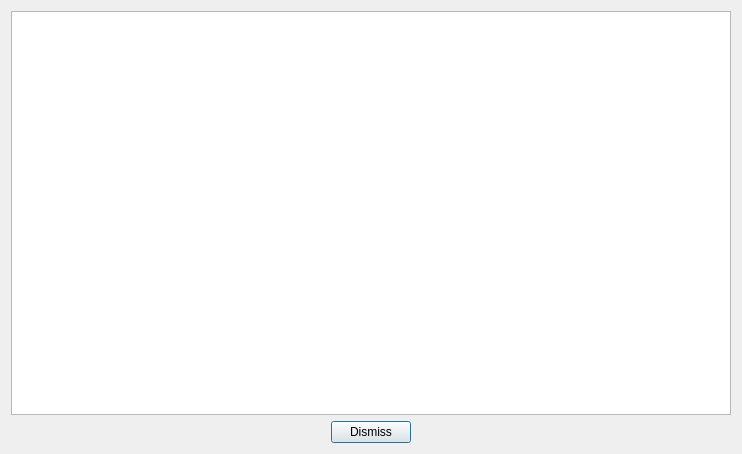
PauloCarvalhoRJ/gammaray, file dialogs/entropycyclicityanalysisdialog.ui: the form before one commit.
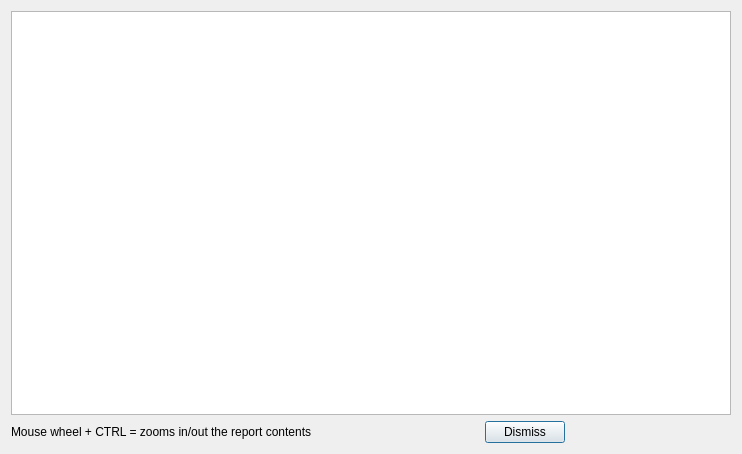
The form after the commit.

```diff
--- a/dialogs/entropycyclicityanalysisdialog.ui
+++ b/dialogs/entropycyclicityanalysisdialog.ui
@@ -23,6 +23,13 @@
    </item>
    <item>
     <layout class="QHBoxLayout" name="horizontalLayout">
+     <item>
+      <widget class="QLabel" name="label">
+       <property name="text">
+        <string>Mouse wheel + CTRL = zooms in/out the report contents</string>
+       </property>
+      </widget>
+     </item>
      <item>
       <spacer name="horizontalSpacer">
        <property name="orientation">
```
